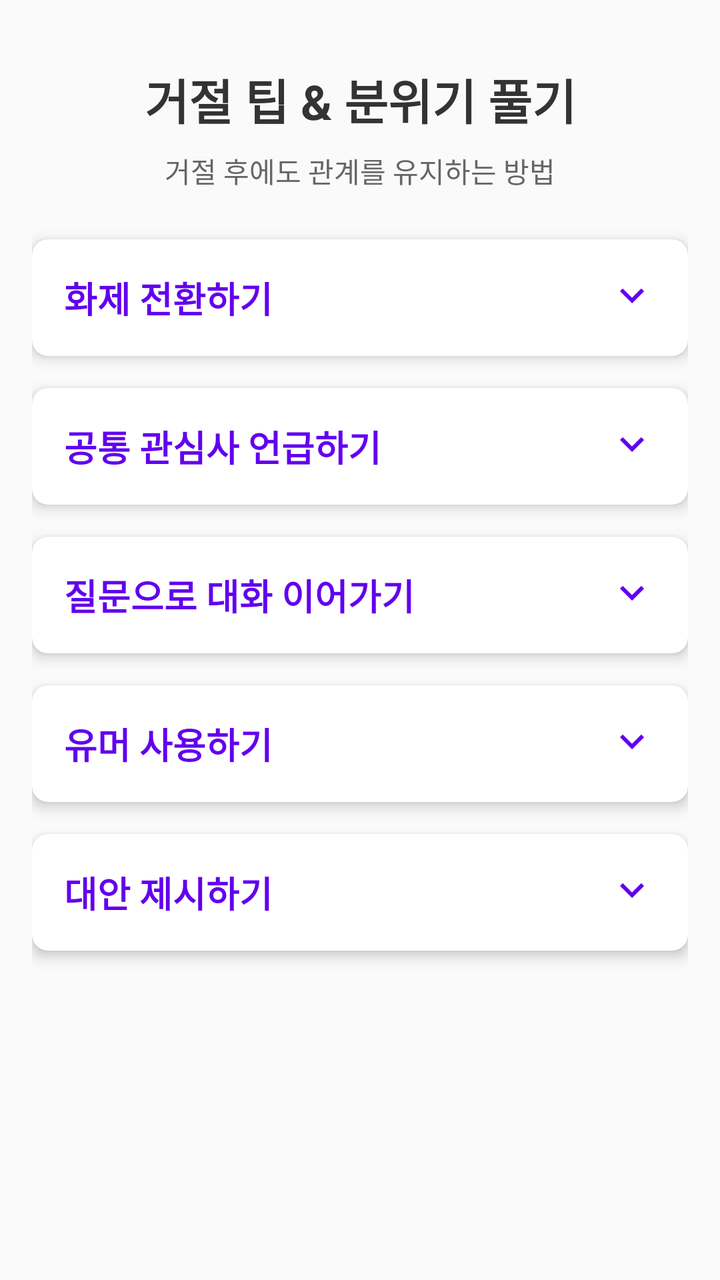
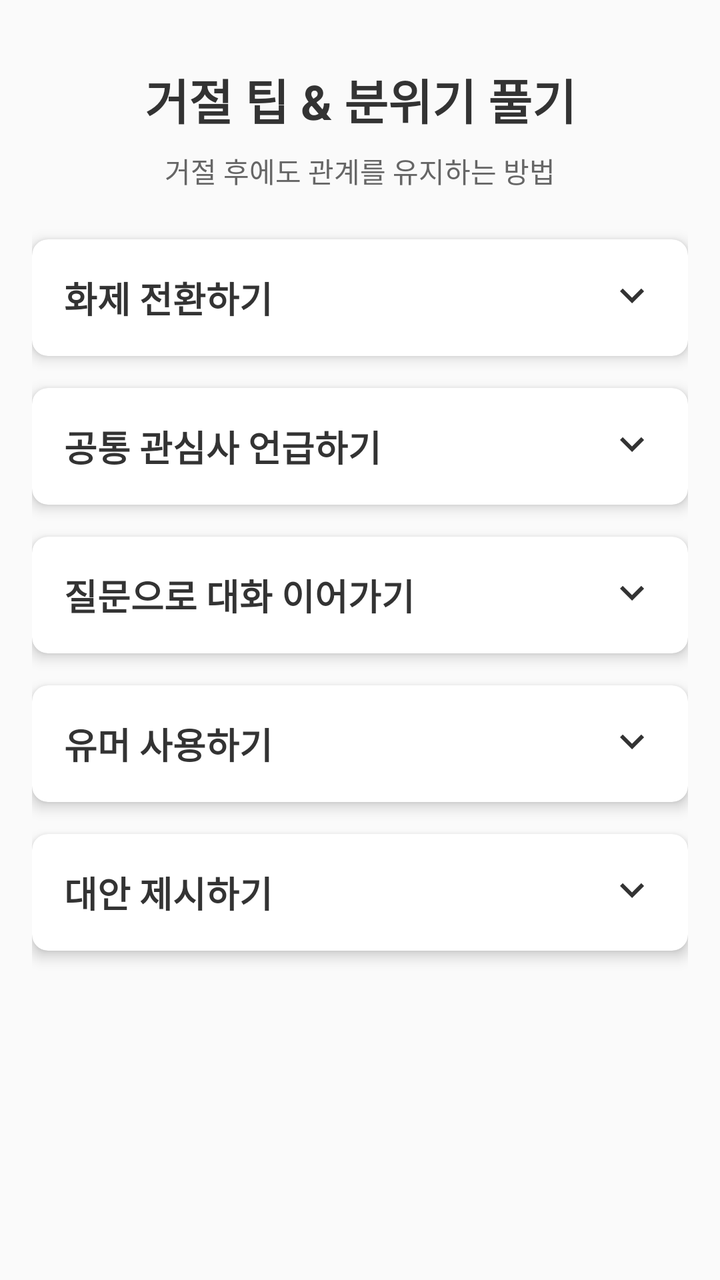

An Android layout rendered at two revisions. The XML below is the earlier revision; the diff shows what the commit changed to produce the second picture.
<!-- AndroidManifest.xml: activity theme Theme.NopeNotes -->
<!-- res/layout/activity_rejection_tips.xml -->
<?xml version="1.0" encoding="utf-8"?>
<ScrollView xmlns:android="http://schemas.android.com/apk/res/android"
    xmlns:app="http://schemas.android.com/apk/res-auto"
    xmlns:tools="http://schemas.android.com/tools"
    android:layout_width="match_parent"
    android:layout_height="match_parent"
    tools:context=".RejectionTipsActivity">

    <LinearLayout
        android:layout_width="match_parent"
        android:layout_height="wrap_content"
        android:orientation="vertical"
        android:padding="16dp">

        <TextView
            android:id="@+id/tvTitle"
            android:layout_width="match_parent"
            android:layout_height="wrap_content"
            android:layout_marginTop="16dp"
            android:gravity="center"
            android:text="거절 팁 &amp; 분위기 풀기"
            android:textColor="#333333"
            android:textSize="24sp"
            android:textStyle="bold" />

        <TextView
            android:id="@+id/tvSubtitle"
            android:layout_width="match_parent"
            android:layout_height="wrap_content"
            android:layout_marginTop="8dp"
            android:layout_marginBottom="24dp"
            android:gravity="center"
            android:text="거절 후에도 관계를 유지하는 방법"
            android:textColor="#666666"
            android:textSize="14sp" />

        <androidx.cardview.widget.CardView
            android:id="@+id/cardTopicChange"
            android:layout_width="match_parent"
            android:layout_height="wrap_content"
            android:layout_marginBottom="16dp"
            app:cardCornerRadius="8dp"
            app:cardElevation="4dp">

            <LinearLayout
                android:layout_width="match_parent"
                android:layout_height="wrap_content"
                android:orientation="vertical">

                <LinearLayout
                    android:id="@+id/headerTopicChange"
                    android:layout_width="match_parent"
                    android:layout_height="wrap_content"
                    android:orientation="horizontal"
                    android:padding="16dp"
                    android:background="?attr/selectableItemBackground"
                    android:clickable="true"
                    android:focusable="true">

                    <TextView
                        android:layout_width="0dp"
                        android:layout_height="wrap_content"
                        android:layout_weight="1"
                        android:text="화제 전환하기"
                        android:textColor="#6200EE"
                        android:textSize="18sp"
                        android:textStyle="bold" />

                    <ImageView
                        android:id="@+id/arrowTopicChange"
                        android:layout_width="24dp"
                        android:layout_height="24dp"
                        android:src="@drawable/ic_arrow_down" />
                </LinearLayout>

                <LinearLayout
                    android:id="@+id/contentTopicChange"
                    android:layout_width="match_parent"
                    android:layout_height="wrap_content"
                    android:orientation="vertical"
                    android:padding="16dp"
                    android:visibility="gone">

                    <TextView
                        android:layout_width="match_parent"
                        android:layout_height="wrap_content"
                        android:text="거절한 후 바로 다른 주제로 대화를 전환합니다. 예를 들어, '오늘 저녁은 못 갈 것 같은데, 그런데 지난번에 추천해줬던 그 영화 봤어. 정말 재미있더라고!'"
                        android:textColor="#333333" />

                    <TextView
                        android:layout_width="match_parent"
                        android:layout_height="wrap_content"
                        android:layout_marginTop="12dp"
                        android:text="사용 예시:"
                        android:textColor="#333333"
                        android:textStyle="bold" />

                    <TextView
                        android:layout_width="match_parent"
                        android:layout_height="wrap_content"
                        android:layout_marginTop="4dp"
                        android:text="• '지금은 어려울 것 같아요. 그런데 혹시 지난 주말에 개봉한 그 영화 보셨어요?'\n• '오늘은 시간이 안 될 것 같네요. 그나저나 요즘 날씨가 정말 좋아졌죠?'"
                        android:textColor="#333333" />
                </LinearLayout>
            </LinearLayout>
        </androidx.cardview.widget.CardView>

        <androidx.cardview.widget.CardView
            android:id="@+id/cardCommonInterest"
            android:layout_width="match_parent"
            android:layout_height="wrap_content"
            android:layout_marginBottom="16dp"
            app:cardCornerRadius="8dp"
            app:cardElevation="4dp">

            <LinearLayout
                android:layout_width="match_parent"
                android:layout_height="wrap_content"
                android:orientation="vertical">

                <LinearLayout
                    android:id="@+id/headerCommonInterest"
                    android:layout_width="match_parent"
                    android:layout_height="wrap_content"
                    android:orientation="horizontal"
                    android:padding="16dp"
                    android:background="?attr/selectableItemBackground"
                    android:clickable="true"
                    android:focusable="true">

                    <TextView
                        android:layout_width="0dp"
                        android:layout_height="wrap_content"
                        android:layout_weight="1"
                        android:text="공통 관심사 언급하기"
                        android:textColor="#6200EE"
                        android:textSize="18sp"
                        android:textStyle="bold" />

                    <ImageView
                        android:id="@+id/arrowCommonInterest"
                        android:layout_width="24dp"
                        android:layout_height="24dp"
                        android:src="@drawable/ic_arrow_down" />
                </LinearLayout>

                <LinearLayout
                    android:id="@+id/contentCommonInterest"
                    android:layout_width="match_parent"
                    android:layout_height="wrap_content"
                    android:orientation="vertical"
                    android:padding="16dp"
                    android:visibility="gone">

                    <TextView
                        android:layout_width="match_parent"
                        android:layout_height="wrap_content"
                        android:text="둘 다 관심 있는 주제로 대화를 돌려보세요. '이번 주말 약속은 어렵지만, 우리 다음 주에 나오는 그 영화 같이 보는 건 어때?'"
                        android:textColor="#333333" />

                    <TextView
                        android:layout_width="match_parent"
                        android:layout_height="wrap_content"
                        android:layout_marginTop="12dp"
                        android:text="사용 예시:"
                        android:textColor="#333333"
                        android:textStyle="bold" />

                    <TextView
                        android:layout_width="match_parent"
                        android:layout_height="wrap_content"
                        android:layout_marginTop="4dp"
                        android:text="• '지금 그 프로젝트는 참여하기 어렵지만, 다음에 계획 중인 마케팅 캠페인에는 꼭 함께하고 싶어요.'\n• '오늘 저녁 약속은 못 지킬 것 같은데, 우리가 좋아하는 그 카페에서 다음 주에 만날까요?'"
                        android:textColor="#333333" />
                </LinearLayout>
            </LinearLayout>
        </androidx.cardview.widget.CardView>

        <androidx.cardview.widget.CardView
            android:id="@+id/cardQuestion"
            android:layout_width="match_parent"
            android:layout_height="wrap_content"
            android:layout_marginBottom="16dp"
            app:cardCornerRadius="8dp"
            app:cardElevation="4dp">

            <LinearLayout
                android:layout_width="match_parent"
                android:layout_height="wrap_content"
                android:orientation="vertical">

                <LinearLayout
                    android:id="@+id/headerQuestion"
                    android:layout_width="match_parent"
                    android:layout_height="wrap_content"
                    android:orientation="horizontal"
                    android:padding="16dp"
                    android:background="?attr/selectableItemBackground"
                    android:clickable="true"
                    android:focusable="true">

                    <TextView
                        android:layout_width="0dp"
                        android:layout_height="wrap_content"
                        android:layout_weight="1"
                        android:text="질문으로 대화 이어가기"
                        android:textColor="#6200EE"
                        android:textSize="18sp"
                        android:textStyle="bold" />

                    <ImageView
                        android:id="@+id/arrowQuestion"
                        android:layout_width="24dp"
                        android:layout_height="24dp"
                        android:src="@drawable/ic_arrow_down" />
                </LinearLayout>

                <LinearLayout
                    android:id="@+id/contentQuestion"
                    android:layout_width="match_parent"
                    android:layout_height="wrap_content"
                    android:orientation="vertical"
                    android:padding="16dp"
                    android:visibility="gone">

                    <TextView
                        android:layout_width="match_parent"
                        android:layout_height="wrap_content"
                        android:text="상대방에게 질문을 던져 대화를 이어갑니다. '내가 못 가서 미안한데, 너는 어떤 계획 있어?'"
                        android:textColor="#333333" />

                    <TextView
                        android:layout_width="match_parent"
                        android:layout_height="wrap_content"
                        android:layout_marginTop="12dp"
                        android:text="사용 예시:"
                        android:textColor="#333333"
                        android:textStyle="bold" />

                    <TextView
                        android:layout_width="match_parent"
                        android:layout_height="wrap_content"
                        android:layout_marginTop="4dp"
                        android:text="• '제가 지금 도와드리기 어려운데, 혹시 다른 분께 문의해보셨나요?'\n• '이번에는 참석하기 어려울 것 같아요. 그런데 행사 준비는 잘 되어가고 있나요?'"
                        android:textColor="#333333" />
                </LinearLayout>
            </LinearLayout>
        </androidx.cardview.widget.CardView>

        <androidx.cardview.widget.CardView
            android:id="@+id/cardHumor"
            android:layout_width="match_parent"
            android:layout_height="wrap_content"
            android:layout_marginBottom="16dp"
            app:cardCornerRadius="8dp"
            app:cardElevation="4dp">

            <LinearLayout
                android:layout_width="match_parent"
                android:layout_height="wrap_content"
                android:orientation="vertical">

                <LinearLayout
                    android:id="@+id/headerHumor"
                    android:layout_width="match_parent"
                    android:layout_height="wrap_content"
                    android:orientation="horizontal"
                    android:padding="16dp"
                    android:background="?attr/selectableItemBackground"
                    android:clickable="true"
                    android:focusable="true">

                    <TextView
                        android:layout_width="0dp"
                        android:layout_height="wrap_content"
                        android:layout_weight="1"
                        android:text="유머 사용하기"
                        android:textColor="#6200EE"
                        android:textSize="18sp"
                        android:textStyle="bold" />

                    <ImageView
                        android:id="@+id/arrowHumor"
                        android:layout_width="24dp"
                        android:layout_height="24dp"
                        android:src="@drawable/ic_arrow_down" />
                </LinearLayout>

                <LinearLayout
                    android:id="@+id/contentHumor"
                    android:layout_width="match_parent"
                    android:layout_height="wrap_content"
                    android:orientation="vertical"
                    android:padding="16dp"
                    android:visibility="gone">

                    <TextView
                        android:layout_width="match_parent"
                        android:layout_height="wrap_content"
                        android:text="가벼운 농담으로 어색한 분위기 풀기"
                        android:textColor="#333333" />

                    <TextView
                        android:layout_width="match_parent"
                        android:layout_height="wrap_content"
                        android:layout_marginTop="12dp"
                        android:text="사용 예시:"
                        android:textColor="#333333"
                        android:textStyle="bold" />

                    <TextView
                        android:layout_width="match_parent"
                        android:layout_height="wrap_content"
                        android:layout_marginTop="4dp"
                        android:text="• '오늘은 제 에너지가 바닥났어요. 충전기를 두고 와서 그런가 봐요!'\n• '지금은 안 되지만, 다음에는 슈퍼맨처럼 날아갈게요!'"
                        android:textColor="#333333" />
                </LinearLayout>
            </LinearLayout>
        </androidx.cardview.widget.CardView>

        <androidx.cardview.widget.CardView
            android:id="@+id/cardAlternative"
            android:layout_width="match_parent"
            android:layout_height="wrap_content"
            android:layout_marginBottom="16dp"
            app:cardCornerRadius="8dp"
            app:cardElevation="4dp">

            <LinearLayout
                android:layout_width="match_parent"
                android:layout_height="wrap_content"
                android:orientation="vertical">

                <LinearLayout
                    android:id="@+id/headerAlternative"
                    android:layout_width="match_parent"
                    android:layout_height="wrap_content"
                    android:orientation="horizontal"
                    android:padding="16dp"
                    android:background="?attr/selectableItemBackground"
                    android:clickable="true"
                    android:focusable="true">

                    <TextView
                        android:layout_width="0dp"
                        android:layout_height="wrap_content"
                        android:layout_weight="1"
                        android:text="대안 제시하기"
                        android:textColor="#6200EE"
                        android:textSize="18sp"
                        android:textStyle="bold" />

                    <ImageView
                        android:id="@+id/arrowAlternative"
                        android:layout_width="24dp"
                        android:layout_height="24dp"
                        android:src="@drawable/ic_arrow_down" />
                </LinearLayout>

                <LinearLayout
                    android:id="@+id/contentAlternative"
                    android:layout_width="match_parent"
                    android:layout_height="wrap_content"
                    android:orientation="vertical"
                    android:padding="16dp"
                    android:visibility="gone">

                    <TextView
                        android:layout_width="match_parent"
                        android:layout_height="wrap_content"
                        android:text="거절하면서 다른 대안을 제시하여 상대방의 실망감을 줄입니다."
                        android:textColor="#333333" />

                    <TextView
                        android:layout_width="match_parent"
                        android:layout_height="wrap_content"
                        android:layout_marginTop="12dp"
                        android:text="사용 예시:"
                        android:textColor="#333333"
                        android:textStyle="bold" />

                    <TextView
                        android:layout_width="match_parent"
                        android:layout_height="wrap_content"
                        android:layout_marginTop="4dp"
                        android:text="• '오늘 저녁은 어렵지만, 내일 점심은 어떠세요?'\n• '제가 직접 도와드릴 순 없지만, 이 문제에 대해 잘 아는 김 대리를 소개해 드릴게요.'"
                        android:textColor="#333333" />
                </LinearLayout>
            </LinearLayout>
        </androidx.cardview.widget.CardView>

    </LinearLayout>
</ScrollView>
<!-- resources referenced by this layout -->
<resources>
  <!-- drawable ic_arrow_down (drawable) -->
  <vector xmlns:android="http://schemas.android.com/apk/res/android"
      android:width="24dp"
      android:height="24dp"
      android:viewportWidth="24"
      android:viewportHeight="24"
      android:tint="#6200EE">
      <path
          android:fillColor="@android:color/white"
          android:pathData="M7.41,8.59L12,13.17l4.59,-4.58L18,10l-6,6 -6,-6 1.41,-1.41z"/>
  </vector>
  <style name="Theme.NopeNotes" parent="Theme.AppCompat.Light.NoActionBar">
          
          <item name="colorPrimary">@color/purple_500</item>
          <item name="colorPrimaryDark">@color/purple_700</item>
          <item name="colorAccent">@color/teal_200</item>
      </style>
  <color name="purple_500">#FF6200EE</color>
  <color name="purple_700">#FF3700B3</color>
  <color name="teal_200">#FF03DAC5</color>
</resources>

<!-- the commit's change to res/layout/activity_rejection_tips.xml (unified diff, before → after) -->
@@ -62,7 +62,7 @@
                         android:layout_height="wrap_content"
                         android:layout_weight="1"
                         android:text="화제 전환하기"
-                        android:textColor="#6200EE"
+                        android:textColor="#333333"
                         android:textSize="18sp"
                         android:textStyle="bold" />
 
@@ -133,7 +133,7 @@
                         android:layout_height="wrap_content"
                         android:layout_weight="1"
                         android:text="공통 관심사 언급하기"
-                        android:textColor="#6200EE"
+                        android:textColor="#333333"
                         android:textSize="18sp"
                         android:textStyle="bold" />
 
@@ -204,7 +204,7 @@
                         android:layout_height="wrap_content"
                         android:layout_weight="1"
                         android:text="질문으로 대화 이어가기"
-                        android:textColor="#6200EE"
+                        android:textColor="#333333"
                         android:textSize="18sp"
                         android:textStyle="bold" />
 
@@ -275,7 +275,7 @@
                         android:layout_height="wrap_content"
                         android:layout_weight="1"
                         android:text="유머 사용하기"
-                        android:textColor="#6200EE"
+                        android:textColor="#333333"
                         android:textSize="18sp"
                         android:textStyle="bold" />
 
@@ -346,7 +346,7 @@
                         android:layout_height="wrap_content"
                         android:layout_weight="1"
                         android:text="대안 제시하기"
-                        android:textColor="#6200EE"
+                        android:textColor="#333333"
                         android:textSize="18sp"
                         android:textStyle="bold" />
 
<!-- resource entries referenced after the edit -->
@@ -6,7 +6,7 @@
       android:height="24dp"
       android:viewportWidth="24"
       android:viewportHeight="24"
-      android:tint="#6200EE">
+      android:tint="#333333">
       <path
           android:fillColor="@android:color/white"
           android:pathData="M7.41,8.59L12,13.17l4.59,-4.58L18,10l-6,6 -6,-6 1.41,-1.41z"/>
